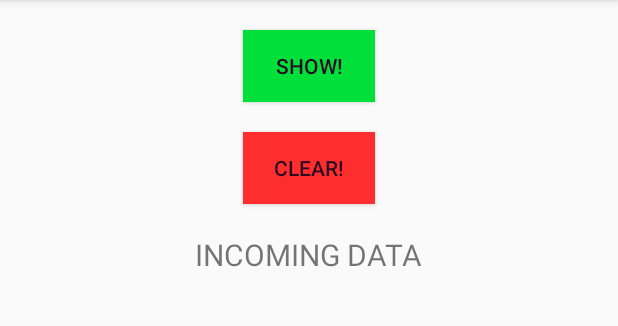
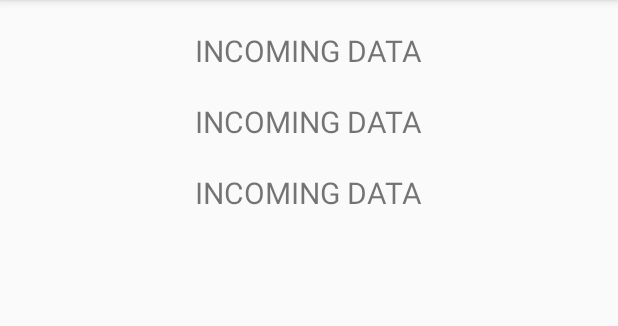
Before and after one commit to eduarddohr/bin-indicator, an Android app: the screen it shows after launch (MainActivity), on a phone screen of 412 x 824 dp, the part 84-410 px from its top. Run offline under Robolectric (Android 15) with nearby library versions, the phone set to English and light mode, and no system bars; our stand-ins replace Volley.

Commit message:
data from sensor is stored online in a db

```diff
--- a/Bluetooth/app/build.gradle
+++ b/Bluetooth/app/build.gradle
@@ -26,4 +26,5 @@ dependencies {
     testImplementation 'junit:junit:4.12'
     androidTestImplementation 'com.android.support.test:runner:1.0.2'
     androidTestImplementation 'com.android.support.test.espresso:espresso-core:3.0.2'
+    implementation 'com.android.volley:volley:1.1.1'
 }
--- a/Bluetooth/app/src/main/AndroidManifest.xml
+++ b/Bluetooth/app/src/main/AndroidManifest.xml
@@ -12,6 +12,7 @@
         android:label="@string/app_name"
         android:roundIcon="@mipmap/ic_launcher_round"
         android:supportsRtl="true"
+        android:usesCleartextTraffic="true"
         android:theme="@style/AppTheme">
         <activity
             android:name=".SplashActivity"
@@ -32,4 +33,6 @@
         </activity>
     </application>
 
+    <uses-permission android:name="android.permission.INTERNET" />
+
 </manifest>
--- a/Bluetooth/app/src/main/res/layout/layout.xml
+++ b/Bluetooth/app/src/main/res/layout/layout.xml
@@ -5,26 +5,6 @@
     android:layout_height="match_parent"
     android:orientation="vertical">
 
-    <Button
-        android:id="@+id/btnOn"
-        android:layout_width="wrap_content"
-        android:layout_height="wrap_content"
-        android:layout_gravity="center"
-        android:layout_marginTop="20dp"
-        android:layout_marginBottom="20dp"
-        android:background="@color/Green"
-        android:paddingBottom="0dp"
-        android:text="Show!"
-        android:textColor="@color/Black" />
-
-    <Button
-        android:id="@+id/btnOff"
-        android:layout_width="wrap_content"
-        android:layout_height="wrap_content"
-        android:layout_gravity="center"
-        android:background="@color/Red"
-        android:text="Clear!"
-        android:textColor="@color/Black" />
 
     <TextView
         android:id="@+id/txtArduino"
@@ -36,4 +16,24 @@
         android:maxLines="10"
         android:textSize="20sp" />
 
+    <TextView
+        android:id="@+id/txtArduino2"
+        android:layout_width="wrap_content"
+        android:layout_height="wrap_content"
+        android:layout_gravity="center"
+        android:maxLines="10"
+        android:paddingTop="20dp"
+        android:text="INCOMING DATA"
+        android:textSize="20sp" />
+
+    <TextView
+        android:id="@+id/txtArduino3"
+        android:layout_width="wrap_content"
+        android:layout_height="wrap_content"
+        android:layout_gravity="center"
+        android:maxLines="10"
+        android:paddingTop="20dp"
+        android:text="INCOMING DATA"
+        android:textSize="20sp" />
+
 </LinearLayout>
--- a/Bluetooth/build.gradle
+++ b/Bluetooth/build.gradle
@@ -7,7 +7,7 @@ buildscript {
 
     }
     dependencies {
-        classpath 'com.android.tools.build:gradle:3.3.2'
+        classpath 'com.android.tools.build:gradle:3.4.1'
 
         // NOTE: Do not place your application dependencies here; they belong
         // in the individual module build.gradle files
```
Also changed, not shown: Bluetooth/app/src/main/java/com/example/bluetooth/MainActivity.java (+129 -23 lines), Bluetooth/gradle/wrapper/gradle-wrapper.properties.
